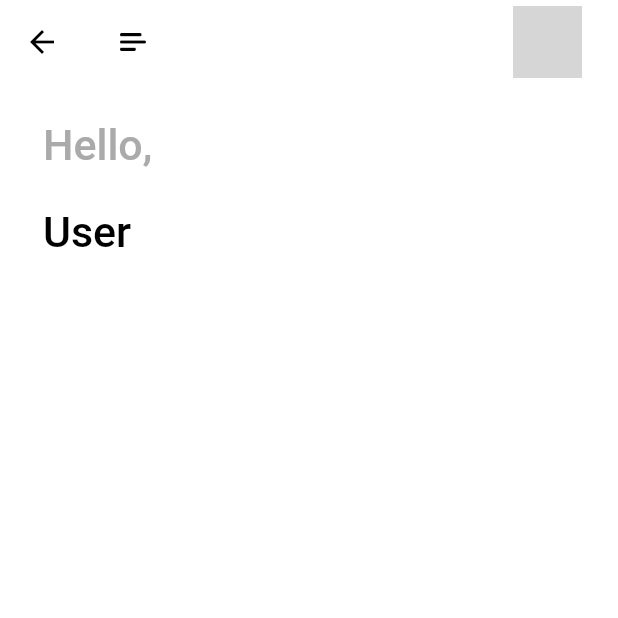
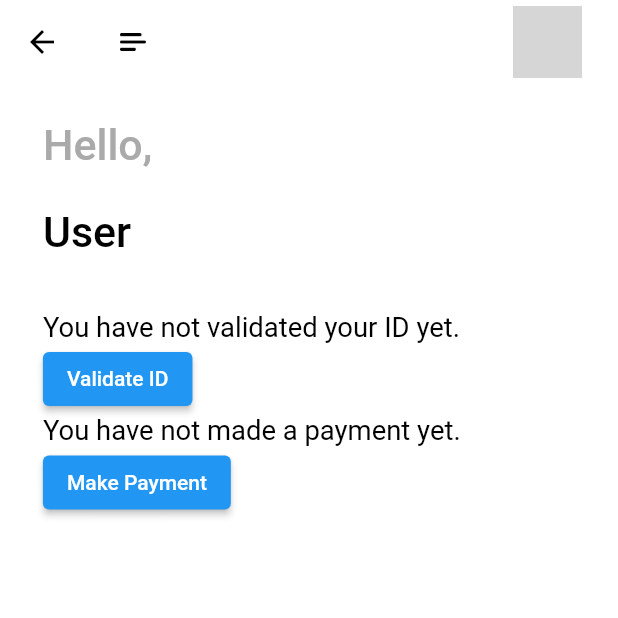
Before and after one commit to NoCAP-Capstone-Sem-2-2023/Iwipe, a Flutter app: the HomePage screen opened directly, on a phone screen of 412 x 824 dp, the top half of it. Run offline on Flutter 3.47's test engine with Material 2 defaults, Android fonts, the phone set to English and light mode, and no system bars; our stand-ins replace bloc, cloud_firestore, dots_indicator, firebase_auth, firebase_core, firebase_storage and 6 more; missing offline and left inert: flutter_stripe; accounts and stored records are empty; network calls fail; grey boxes are pictures that could not be loaded.

Commit message:
refactor signup sign in and payment flow

```diff
--- a/lib/common/services/storageService.dart
+++ b/lib/common/services/storageService.dart
@@ -41,6 +41,11 @@ class StorageService {
     return Map<String, dynamic>.from(jsonDecode(userProfile));
   }
 
+  String? getUserID() {
+    return _sharedPreferences.getString(AppConstant.STORAGE_USER_ID);
+  }
+
+
   Future<bool> remove(String key) async {
     return await _sharedPreferences.remove(key);
   }
--- a/lib/common/values/constant.dart
+++ b/lib/common/values/constant.dart
@@ -4,7 +4,7 @@ class AppConstant {
   static const String STORAGE_DEVICE_OPEN_FIRST_TIME =
       'STORAGE_DEVICE_OPEN_FIRST_TIME';
   static const String STORAGE_USER_PROFILE = 'STORAGE_USER_PROFILE';
-  static const String STORAGE_USER_TOKEN_KEY = 'USER_TOKEN_KEY';
+  static const String STORAGE_USER_ID = 'USER_ID';
   static String MasterAPITOKEN = dotenv.env['MASTER_API_TOKEN']!;
   static String domain = dotenv.env['DOMAIN']!;
 }
--- a/lib/pages/home/homePage.dart
+++ b/lib/pages/home/homePage.dart
@@ -13,6 +13,8 @@ class HomePage extends StatefulWidget {
 class _HomePageState extends State<HomePage> {
   String? username;
   String? linkAvt;
+  String? IDValidation;
+  String? paymentStatus;
 
   @override
   void initState() {
@@ -22,14 +24,19 @@ class _HomePageState extends State<HomePage> {
 
   _loadUser() async {
     Map<String, dynamic>? userProfile = Global.storageService.getUserProfile();
-    print(userProfile);
     setState(() {
       username = userProfile?['username'];
       linkAvt = userProfile?['avatar'];
+      IDValidation = userProfile?['IDValidation'];
+      paymentStatus = userProfile?['paymentStatus'];
     });
   }
 
   Widget build(BuildContext context) {
+    print("username: $username");
+    print("linkAvt: $linkAvt");
+    print("IDValidation: $IDValidation");
+    print("paymentStatus: $paymentStatus");
     return Scaffold(
       appBar: buildAppBar(linkAvt),
       backgroundColor: Colors.white,
@@ -60,6 +67,51 @@ class _HomePageState extends State<HomePage> {
                 ),
               ),
             ),
+            SizedBox(height: 30.h),
+            // Check if user has validated ID
+            IDValidation != "Validated"
+                ? Column(
+                    crossAxisAlignment: CrossAxisAlignment.start,
+                    children: [
+                      Text(
+                        "You have not validated your ID yet.",
+                        style: TextStyle(
+                          fontSize: 16.sp,
+                          fontWeight: FontWeight.w400,
+                          color: AppColors.primaryText,
+                        ),
+                      ),
+                      ElevatedButton(
+                        onPressed: () {
+                          Navigator.pushNamed(context, '/idValidation');
+                        },
+                        child: Text("Validate ID"),
+                      ),
+                    ],
+                  )
+                : Container(),
+            // Check if user has made a payment
+            paymentStatus != "Paid"
+                ? Column(
+                    crossAxisAlignment: CrossAxisAlignment.start,
+                    children: [
+                      Text(
+                        "You have not made a payment yet.",
+                        style: TextStyle(
+                          fontSize: 16.sp,
+                          fontWeight: FontWeight.w400,
+                          color: AppColors.primaryText,
+                        ),
+                      ),
+                      ElevatedButton(
+                        onPressed: () {
+                          Navigator.pushNamed(context, '/payment');
+                        },
+                        child: Text("Make Payment"),
+                      ),
+                    ],
+                  )
+                : Container(),
           ],
         ),
       ),
--- a/lib/pages/payment/bloc/payment_bloc.dart
+++ b/lib/pages/payment/bloc/payment_bloc.dart
@@ -1,3 +1,4 @@
+import 'package:meta/meta.dart';
 import 'dart:async';
 
 import 'package:bloc/bloc.dart';
--- a/lib/pages/register/bloc/register_blocs.dart
+++ b/lib/pages/register/bloc/register_blocs.dart
@@ -14,24 +14,20 @@ class RegisterBloc extends Bloc<RegisterEvent, RegisterState> {
   }
 
   void _onUsernameChanged(RegisterUsernameChanged event, Emitter<RegisterState> emit) {
-    print("${event.username}");
     emit(state.copyWith(username: event.username));
 
   }
 
   void _onEmailChanged(RegisterEmailChanged event, Emitter<RegisterState> emit) {
-    print("${event.email}");
 
     emit(state.copyWith(email: event.email));
   }
 
   void _onPasswordChanged(RegisterPasswordChanged event, Emitter<RegisterState> emit) {
-    print("${event.password}");
     emit(state.copyWith(password: event.password));
   }
 
   void _onConfirmPasswordChanged(RegisterConfirmPasswordChanged event, Emitter<RegisterState> emit) {
-    print("${event.confirmPassword}");
     emit(state.copyWith(confirmPassword: event.confirmPassword));
   }
 }
--- a/lib/pages/setUpProfile/bloc/setUpProfileBloc.dart
+++ b/lib/pages/setUpProfile/bloc/setUpProfileBloc.dart
@@ -15,19 +15,16 @@ class SetupProfileBloc extends Bloc<SetUpProfileEvent, SetUpProfileState> {
    }
 
   void _onFirstNameChanged(RegisterFirstnameChanged event, Emitter<SetUpProfileState> emit) {
-    print("${event.firstName}");
     emit(state.copyWith(firstName: event.firstName));
 
   }
 
   void _onLastNameChanged(RegisterLastNameChanged event, Emitter<SetUpProfileState> emit) {
-    print("${event.lastName}");
 
     emit(state.copyWith(lastName: event.lastName));
   }
 
   void _onAVTChanged(RegisterAVTChanged event, Emitter<SetUpProfileState> emit) {
-    print("${event.avt}");
     emit(state.copyWith(avt: event.avt));
   }
 }
--- a/pubspec.yaml
+++ b/pubspec.yaml
@@ -15,6 +15,7 @@ dependencies:
     dots_indicator:
     cloud_firestore:
     image_picker: ^1.0.4
+
 
 
 
```
Also changed, not shown: lib/pages/payment/payment.dart (+15 -56 lines), lib/pages/payment/paymentController.dart (added, +141 -0 lines), lib/pages/setUpProfile/setUpProfileController.dart (+4 -62 lines), lib/pages/signIn/signInController.dart (+15 -5 lines), pubspec.lock.
